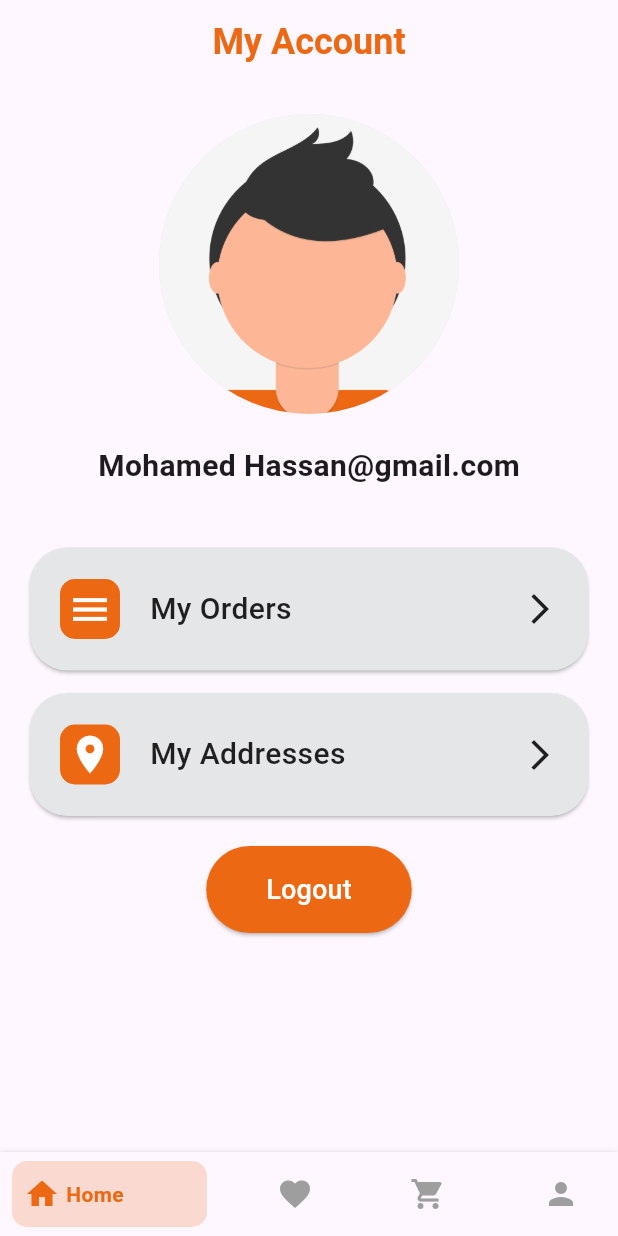
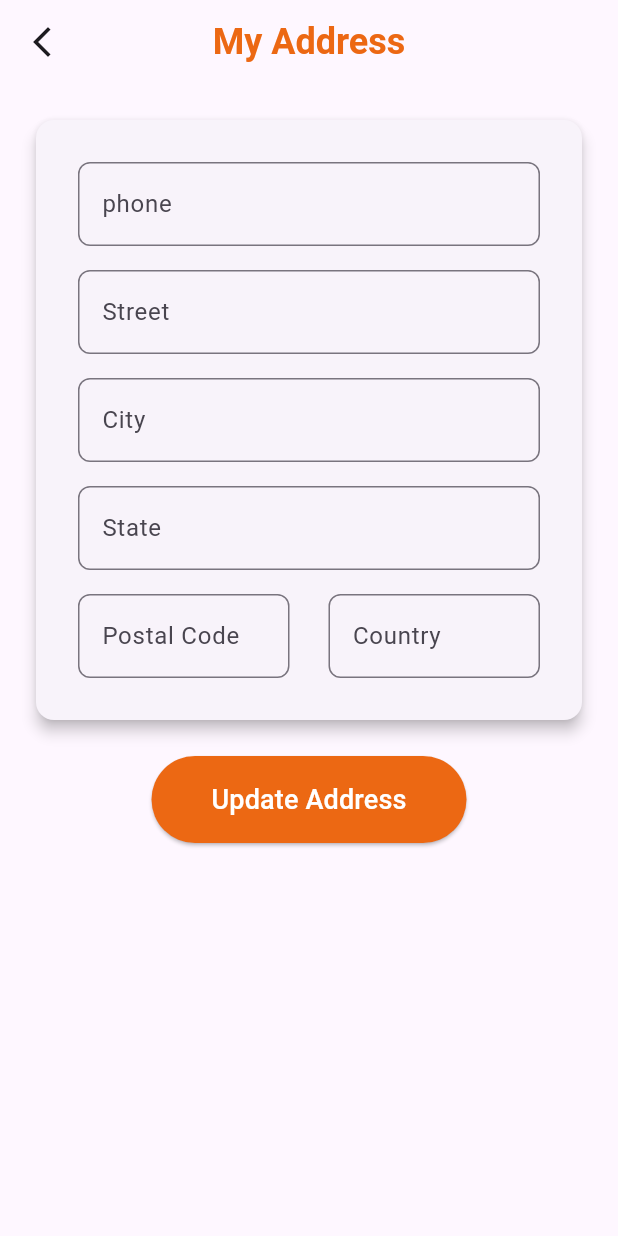
Before and after one commit to mo7ammed-hassan/online_store_client, a Flutter app: the screen it shows after launch, on a phone screen of 412 x 824 dp. Run offline on Flutter 3.47's test engine with Material 3 defaults, Android fonts, the phone set to English and light mode, and no system bars; drawn by our look-alikes of bottom_navy_bar; our stand-ins replace dropdown_button2, flutter_login, flutter_rating_bar, font_awesome_flutter, smooth_page_indicator.

Commit message:
finish address view and order view

```diff
--- a/lib/core/widgets/open_conatiner.dart
+++ b/lib/core/widgets/open_conatiner.dart
@@ -66,9 +66,7 @@ typedef ClosedCallback<S> = void Function(S data);
 ///
 /// `T` refers to the type of data returned by the route when the container
 /// is closed. This value can be accessed in the `onClosed` function.
-///
-// TODO(goderbauer): Add example animations and sample code.
-///
+
 /// See also:
 ///
 ///  * [Transitions with animated containers](https://material.io/design/motion/choreography.html#transformation)
--- /dev/null
+++ b/lib/features/address/presentation/views/address_view.dart
@@ -0,0 +1,28 @@
+import 'package:ecommerce_app_with_admin_panel/core/utils/app_color.dart';
+import 'package:ecommerce_app_with_admin_panel/features/address/presentation/views/widgets/address_view_body.dart';
+import 'package:flutter/material.dart';
+
+class AddressView extends StatelessWidget {
+  const AddressView({super.key});
+
+  @override
+  Widget build(BuildContext context) {
+    return Scaffold(
+      appBar: AppBar(
+        leading: IconButton(
+          onPressed: () {},
+          icon: const Icon(Icons.arrow_back_ios_new),
+        ),
+        title: const Text(
+          "My Address",
+          style: TextStyle(
+            fontSize: 24,
+            fontWeight: FontWeight.bold,
+            color: AppColor.darkOrange,
+          ),
+        ),
+      ),
+      body: const AddressViewBody(),
+    );
+  }
+}
--- /dev/null
+++ b/lib/features/address/presentation/views/widgets/address_view_body.dart
@@ -0,0 +1,130 @@
+import 'package:ecommerce_app_with_admin_panel/core/utils/app_color.dart';
+import 'package:ecommerce_app_with_admin_panel/features/address/presentation/views/widgets/custom_text_filed.dart';
+import 'package:flutter/material.dart';
+
+class AddressViewBody extends StatefulWidget {
+  const AddressViewBody({super.key});
+
+  @override
+  State<AddressViewBody> createState() => _AddressViewBodyState();
+}
+
+class _AddressViewBodyState extends State<AddressViewBody> {
+  final GlobalKey<FormState> addressFormKey = GlobalKey<FormState>();
+  TextEditingController phoneController = TextEditingController();
+  TextEditingController streetController = TextEditingController();
+  TextEditingController cityController = TextEditingController();
+  TextEditingController stateController = TextEditingController();
+  TextEditingController postalCodeController = TextEditingController();
+  TextEditingController countryController = TextEditingController();
+  TextEditingController couponController = TextEditingController();
+  @override
+  Widget build(BuildContext context) {
+    return SingleChildScrollView(
+      child: Center(
+        child: Padding(
+          padding: const EdgeInsets.all(20.0),
+          child: Form(
+            key: addressFormKey,
+            child: Column(
+              children: [
+                Card(
+                  elevation: 4,
+                  shape: RoundedRectangleBorder(
+                    borderRadius: BorderRadius.circular(12),
+                  ),
+                  surfaceTintColor: Colors.white,
+                  child: Padding(
+                    padding: const EdgeInsets.all(20),
+                    child: Column(
+                      children: [
+                        CustomTextFiled(
+                          controller: phoneController,
+                          labelText: 'phone',
+                          keyboardType: TextInputType.number,
+                          onSaved: (value) {},
+                          validator: (value) => value!.isEmpty
+                              ? 'Please enter a phone number'
+                              : null,
+                        ),
+                        CustomTextFiled(
+                          labelText: 'Street',
+                          onSaved: (val) {},
+                          controller: streetController,
+                          validator: (value) =>
+                              value!.isEmpty ? 'Please enter a street' : null,
+                        ),
+                        CustomTextFiled(
+                          labelText: 'City',
+                          onSaved: (value) {},
+                          controller: cityController,
+                          validator: (value) =>
+                              value!.isEmpty ? 'Please enter a city' : null,
+                        ),
+                        CustomTextFiled(
+                          labelText: 'State',
+                          onSaved: (value) {},
+                          controller: stateController,
+                          validator: (value) =>
+                              value!.isEmpty ? 'Please enter a state' : null,
+                        ),
+                        Row(
+                          children: [
+                            Expanded(
+                              child: CustomTextFiled(
+                                labelText: 'Postal Code',
+                                onSaved: (value) {},
+                                keyboardType: TextInputType.number,
+                                controller: postalCodeController,
+                                validator: (value) => value!.isEmpty
+                                    ? 'Please enter a code'
+                                    : null,
+                              ),
+                            ),
+                            const SizedBox(width: 10),
+                            Expanded(
+                              child: CustomTextFiled(
+                                labelText: 'Country',
+                                onSaved: (value) {},
+                                controller: countryController,
+                                validator: (value) => value!.isEmpty
+                                    ? 'Please enter a country'
+                                    : null,
+                              ),
+                            ),
+                          ],
+                        )
+                      ],
+                    ),
+                  ),
+                ),
+                const SizedBox(height: 20),
+                Center(
+                  child: ElevatedButton(
+                    style: ElevatedButton.styleFrom(
+                      backgroundColor: AppColor.darkOrange,
+                      foregroundColor: Colors.white,
+                      padding: const EdgeInsets.symmetric(
+                          horizontal: 40, vertical: 16),
+                      shape: RoundedRectangleBorder(
+                          borderRadius: BorderRadius.circular(30)),
+                    ),
+                    onPressed: () {
+                      if (addressFormKey.currentState!.validate()) {
+                        // store the address
+                      }
+                    },
+                    child: const Text(
+                      'Update Address',
+                      style: TextStyle(fontSize: 18),
+                    ),
+                  ),
+                ),
+              ],
+            ),
+          ),
+        ),
+      ),
+    );
+  }
+}
--- /dev/null
+++ b/lib/features/address/presentation/views/widgets/custom_text_filed.dart
@@ -0,0 +1,49 @@
+import 'package:ecommerce_app_with_admin_panel/core/utils/app_color.dart';
+import 'package:flutter/material.dart';
+import 'package:flutter/services.dart';
+
+class CustomTextFiled extends StatelessWidget {
+  const CustomTextFiled({
+    super.key,
+    required this.labelText,
+   this.keyboardType,
+    this.validator,
+    this.height,
+    this.onSaved, this.controller,
+  });
+  final String labelText;
+  final TextInputType? keyboardType;
+  final String? Function(String?)? validator;
+  final double? height;
+  final Function(String?)? onSaved;
+  final TextEditingController? controller;
+  @override
+  Widget build(BuildContext context) {
+    return SizedBox(
+      height: height,
+      child: Padding(
+        padding: const EdgeInsets.all(8.0),
+        child: TextFormField(
+          controller: controller,
+          decoration: InputDecoration(
+            labelText: labelText,
+            border: OutlineInputBorder(
+              borderRadius: BorderRadius.circular(8.0),
+              borderSide: const BorderSide(color: AppColor.darkOrange),
+            ),
+          ),
+          keyboardType: keyboardType,
+          // Handle saving the value when the user finishes editing
+          // Example: saveValueToDatabase(newValue);
+          onSaved: onSaved,
+          validator: validator,
+          inputFormatters: [
+            LengthLimitingTextInputFormatter(700),
+            if (keyboardType == TextInputType.number)
+              FilteringTextInputFormatter.allow(RegExp(r'^-?\d*\.?\d*')),
+          ],
+        ),
+      ),
+    );
+  }
+}
--- a/lib/main.dart
+++ b/lib/main.dart
@@ -1,5 +1,5 @@
 import 'package:ecommerce_app_with_admin_panel/core/utils/app_theme.dart';
-import 'package:ecommerce_app_with_admin_panel/features/profile/presentation/views/profile_view.dart';
+import 'package:ecommerce_app_with_admin_panel/features/address/presentation/views/address_view.dart';
 import 'package:flutter/material.dart';
 
 void main() {
@@ -15,7 +15,7 @@ class MyApp extends StatelessWidget {
       debugShowCheckedModeBanner: false,
       title: 'ECommerce',
       theme: AppTheme.lightAppTheme,
-      home: const ProfileView(),
+      home: const AddressView(),
     );
   }
 }
```
Also changed, not shown: lib/core/widgets/animated_switcher_rapper.dart (added, +22 -0 lines), lib/features/cart/presentataion/views/my_cart_view.dart (added, +26 -0 lines), lib/features/cart/presentataion/views/widgets/buy_now_btn.dart (added, +19 -0 lines), lib/features/cart/presentataion/views/widgets/cart_list_view_section.dart (added, +23 -0 lines), lib/features/cart/presentataion/views/widgets/cart_product.dart (added, +112 -0 lines), lib/features/cart/presentataion/views/widgets/my_cart_view_body.dart (added, +21 -0 lines), lib/features/cart/presentataion/views/widgets/total_price_section.dart (added, +36 -0 lines).
